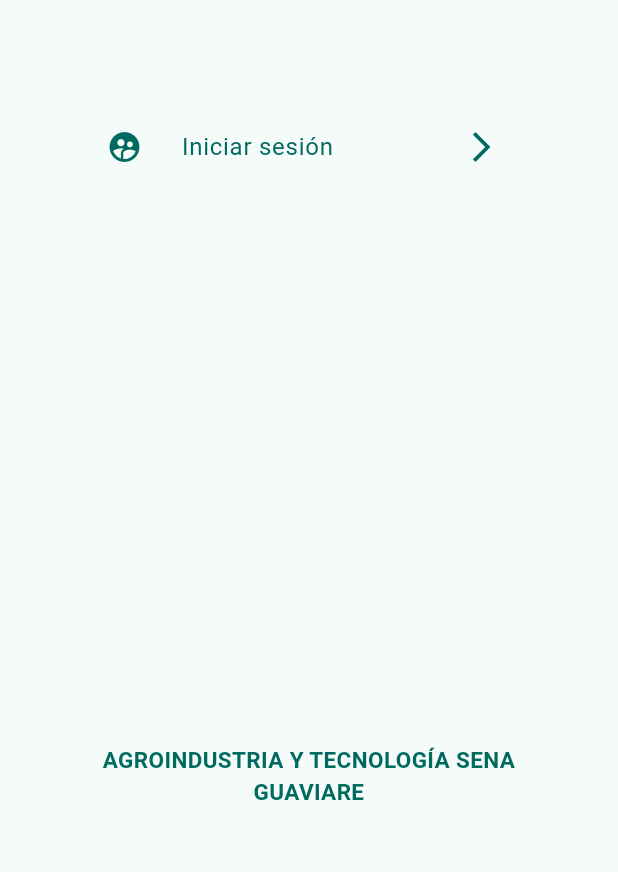
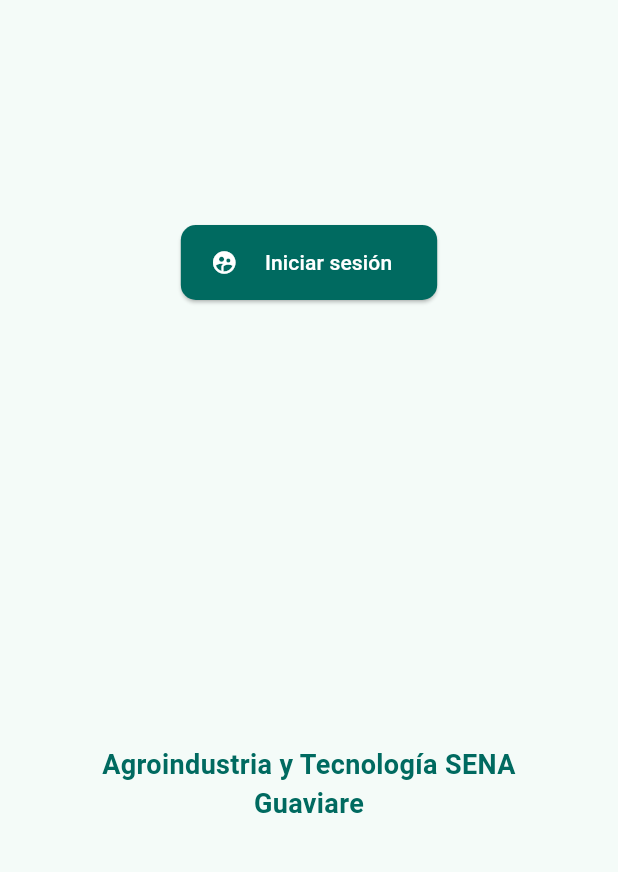
Before and after one commit to academicacoordinacion/cdattg_asistence_mobile, a Flutter app: the screen it shows after launch, on a phone screen of 412 x 824 dp, the part 309-1181 px from its top. Run offline on Flutter 3.47's test engine with Material 3 defaults, Android fonts, the phone set to English and light mode, and no system bars; our stand-ins replace flutter_dotenv, go_router; Roboto replaces fonts that are missing (OpenSans).

Commit message:
cambios en el home screen

```diff
--- a/lib/home/presentation/screens/home_screen.dart
+++ b/lib/home/presentation/screens/home_screen.dart
@@ -31,38 +31,47 @@
                   'assets/images/logo_sena.png',
                   height: 100,
                 ),
-                Expanded(
-                  child: Container(
-                      margin: const EdgeInsets.symmetric(vertical: 70),
-                      child: ListTile(
-                        leading: Icon(Icons.supervised_user_circle_rounded,
-                            color: appColor.primary),
-                        title: Padding(
+                Container(
+                  height: 50,
+                  margin: const EdgeInsets.symmetric(
+                      vertical: 150), // Increased vertical margin
+                  child: ElevatedButton.icon(
+                    icon: Icon(Icons.supervised_user_circle_rounded,
+                        color: appColor.onPrimary),
+                    label: Padding(
                       padding: const EdgeInsets.symmetric(horizontal: 10),
                       child: Text('Iniciar sesión',
-                              style: TextStyle(color: appColor.primary)),
+                          style: TextStyle(color: appColor.onPrimary)),
                     ),
-                        onTap: () {
+                    style: ElevatedButton.styleFrom(
+                      backgroundColor:
+                          appColor.primary, // Set the background color
+                      padding: const EdgeInsets.symmetric(
+                          vertical: 15, horizontal: 20),
+                      shape: RoundedRectangleBorder(
+                        borderRadius: BorderRadius.circular(10),
+                      ),
+                    ),
+                    onPressed: () {
                       routerApp.go('/login');
                     },
-                        trailing: Icon(
-                          Icons.arrow_forward_ios,
-                          color: appColor.primary,
                   ),
-                      )),
                 ),
+                const Spacer(),
                 Center(
                   child: Container(
-                    margin: const EdgeInsets.symmetric(vertical: 30),
-                    alignment: Alignment.center,
+                    height: 70,
+                    margin: const EdgeInsets.symmetric(vertical: 10),
+                    child: Center(
                       child: Text(
-                      'AGROINDUSTRIA Y TECNOLOGÍA SENA GUAVIARE',
-                      textAlign: TextAlign.center,
+                        'Agroindustria y Tecnología SENA Guaviare',
+                        textAlign: TextAlign.center, // Center the text
                         style: TextStyle(
+                          fontSize: 18,
                           color: appColor.primary,
                           fontFamily: 'OpenSans',
-                        fontSize: 15,
                           fontWeight: FontWeight.bold,
+                        ),
                       ),
                     ),
                   ),
```
Lines whose indentation alone changed are shown as unchanged.
